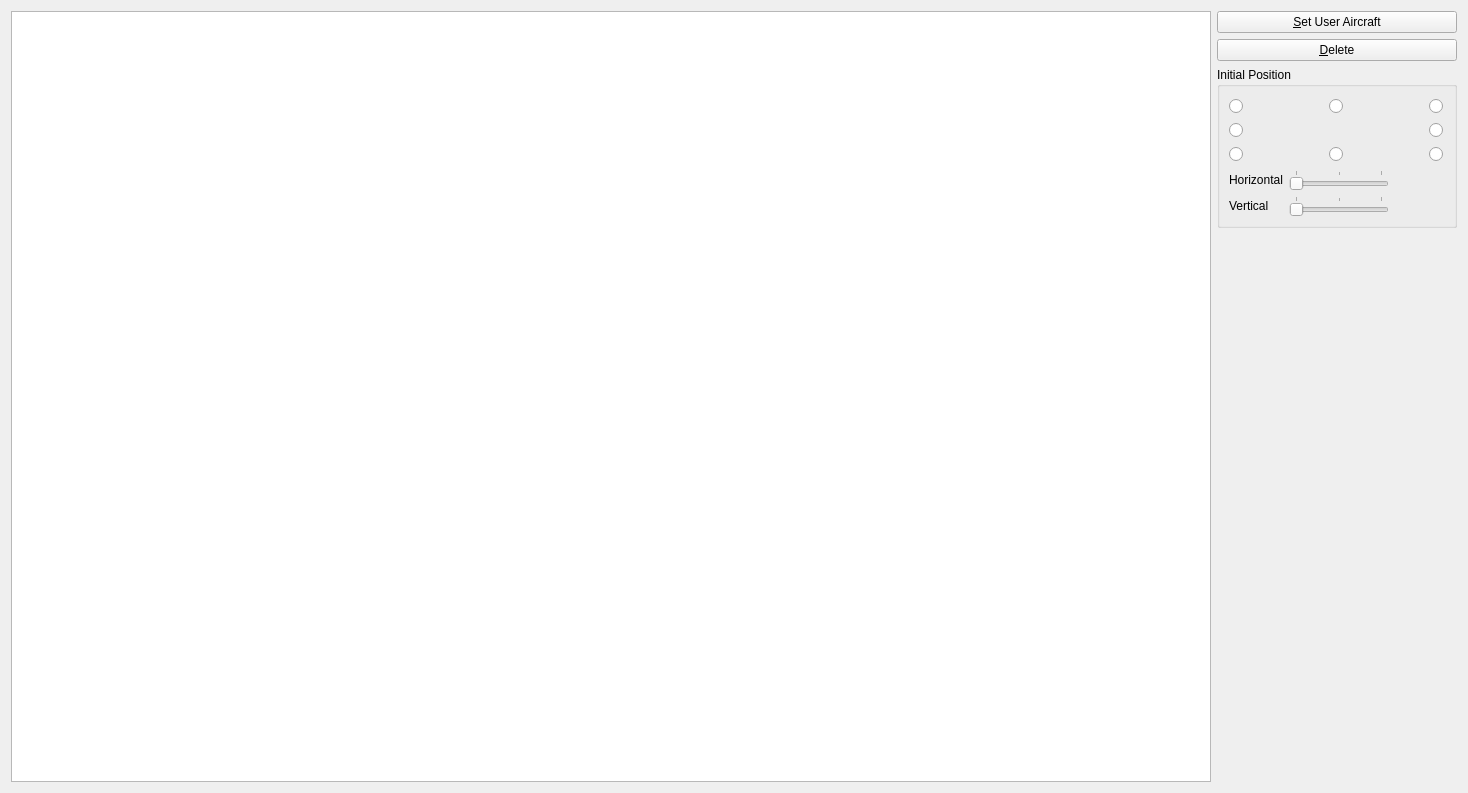
Old version of the form src/Module/src/Formation/FormationWidget.ui in the repository till213/SkyDolly.
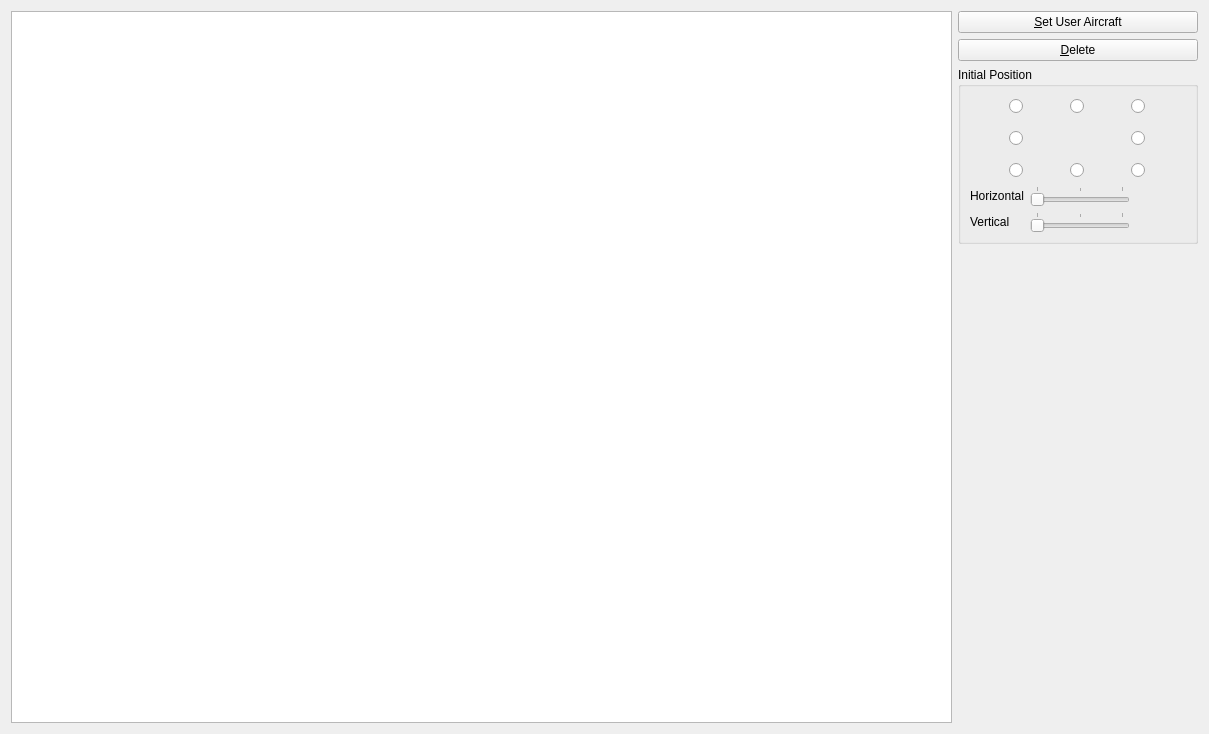
New version of the form. Icons and pictures are not drawn.

Commit message: Adjust layout

```diff
--- a/src/Module/src/Formation/FormationWidget.ui
+++ b/src/Module/src/Formation/FormationWidget.ui
@@ -6,14 +6,14 @@
    <rect>
     <x>0</x>
     <y>0</y>
-    <width>1468</width>
-    <height>793</height>
+    <width>1209</width>
+    <height>734</height>
    </rect>
   </property>
   <property name="windowTitle">
    <string>Form</string>
   </property>
-  <layout class="QHBoxLayout" name="horizontalLayout_5" stretch="20,1">
+  <layout class="QHBoxLayout" name="horizontalLayout_6" stretch="20,1">
    <item>
     <widget class="QTableWidget" name="aircraftTableWidget">
      <property name="minimumSize">
@@ -52,6 +52,21 @@
        </property>
        <layout class="QVBoxLayout" name="verticalLayout">
         <item>
+         <layout class="QHBoxLayout" name="horizontalLayout_5">
+          <item>
+           <spacer name="horizontalSpacer_5">
+            <property name="orientation">
+             <enum>Qt::Horizontal</enum>
+            </property>
+            <property name="sizeHint" stdset="0">
+             <size>
+              <width>40</width>
+              <height>20</height>
+             </size>
+            </property>
+           </spacer>
+          </item>
+          <item>
          <layout class="QGridLayout" name="gridLayout">
           <property name="sizeConstraint">
            <enum>QLayout::SetDefaultConstraint</enum>
@@ -172,8 +187,8 @@
             </property>
             <property name="minimumSize">
              <size>
-              <width>16</width>
-              <height>16</height>
+                <width>32</width>
+                <height>32</height>
              </size>
             </property>
             <property name="text">
@@ -292,6 +307,21 @@
              <string/>
             </property>
            </widget>
+            </item>
+           </layout>
+          </item>
+          <item>
+           <spacer name="horizontalSpacer_6">
+            <property name="orientation">
+             <enum>Qt::Horizontal</enum>
+            </property>
+            <property name="sizeHint" stdset="0">
+             <size>
+              <width>40</width>
+              <height>20</height>
+             </size>
+            </property>
+           </spacer>
           </item>
          </layout>
         </item>
```
Lines whose indentation alone changed are shown as unchanged.
